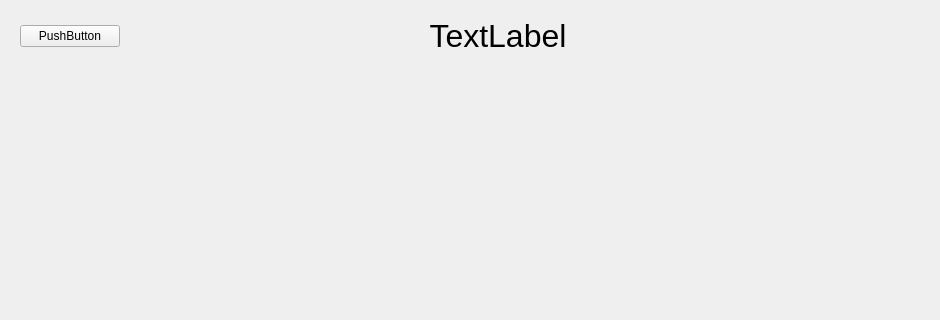
Old version of the form GUI/mainWidget.ui in the repository vasav123/LoadManager; both pictures show x 0 to 940 and y 0 to 320 of the 1280 by 705 pixel window.
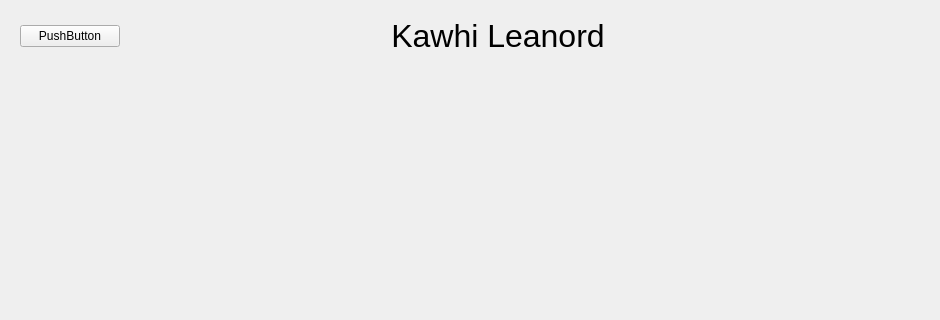
New version of the form.

Commit message: changed widget names

```diff
--- a/GUI/mainWidget.ui
+++ b/GUI/mainWidget.ui
@@ -66,7 +66,7 @@
          </font>
         </property>
         <property name="text">
-         <string>TextLabel</string>
+         <string>Kawhi Leanord</string>
         </property>
         <property name="alignment">
          <set>Qt::AlignCenter</set>
```
Left out of the diff: 4 changed lines with no effect on the pictures.
